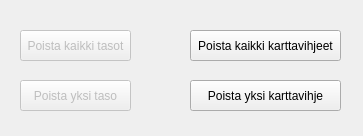
This is dialogs/DeleteLayer_dialog.ui in finnishtransportagency/QGIS-tieosoitetyokalu as Qt 5 draws it before an edit. The edited form follows.
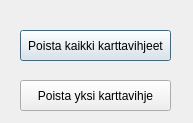
This is the edited form.

Commit message: Added close buttons

```diff
--- a/dialogs/DeleteLayer_dialog.ui
+++ b/dialogs/DeleteLayer_dialog.ui
@@ -6,49 +6,17 @@
    <rect>
     <x>0</x>
     <y>0</y>
-    <width>363</width>
-    <height>136</height>
+    <width>193</width>
+    <height>123</height>
    </rect>
   </property>
   <property name="windowTitle">
    <string>Poistotyökalu</string>
   </property>
-  <widget class="QPushButton" name="pushButton_delete_layers">
-   <property name="enabled">
-    <bool>false</bool>
-   </property>
-   <property name="geometry">
-    <rect>
-     <x>20</x>
-     <y>30</y>
-     <width>111</width>
-     <height>31</height>
-    </rect>
-   </property>
-   <property name="text">
-    <string>Poista kaikki tasot</string>
-   </property>
-  </widget>
-  <widget class="QPushButton" name="pushButton_delete_layer">
-   <property name="enabled">
-    <bool>false</bool>
-   </property>
-   <property name="geometry">
-    <rect>
-     <x>20</x>
-     <y>80</y>
-     <width>111</width>
-     <height>31</height>
-    </rect>
-   </property>
-   <property name="text">
-    <string>Poista yksi taso</string>
-   </property>
-  </widget>
   <widget class="QPushButton" name="pushButton_delete_annotations">
    <property name="geometry">
     <rect>
-     <x>190</x>
+     <x>20</x>
      <y>30</y>
      <width>151</width>
      <height>31</height>
@@ -61,7 +29,7 @@
   <widget class="QPushButton" name="pushButton_delete_annotation">
    <property name="geometry">
     <rect>
-     <x>190</x>
+     <x>20</x>
      <y>80</y>
      <width>151</width>
      <height>31</height>
```
Left out of the diff: 2 changed lines with no effect on the pictures. The commit also changes 6 other files.
